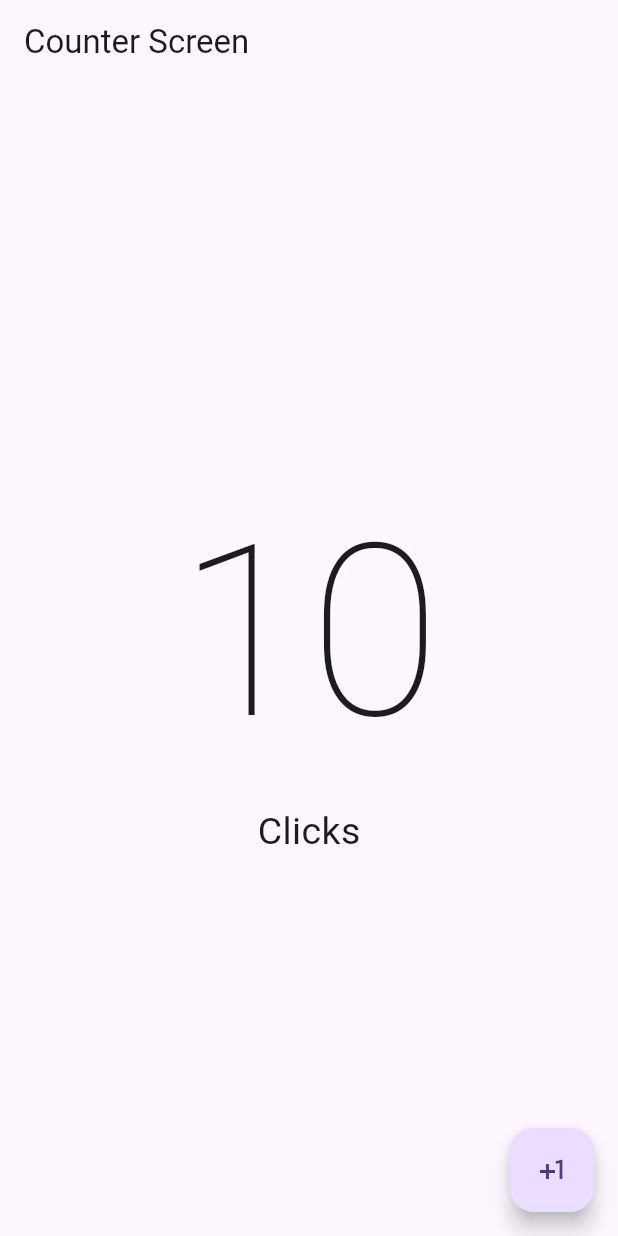
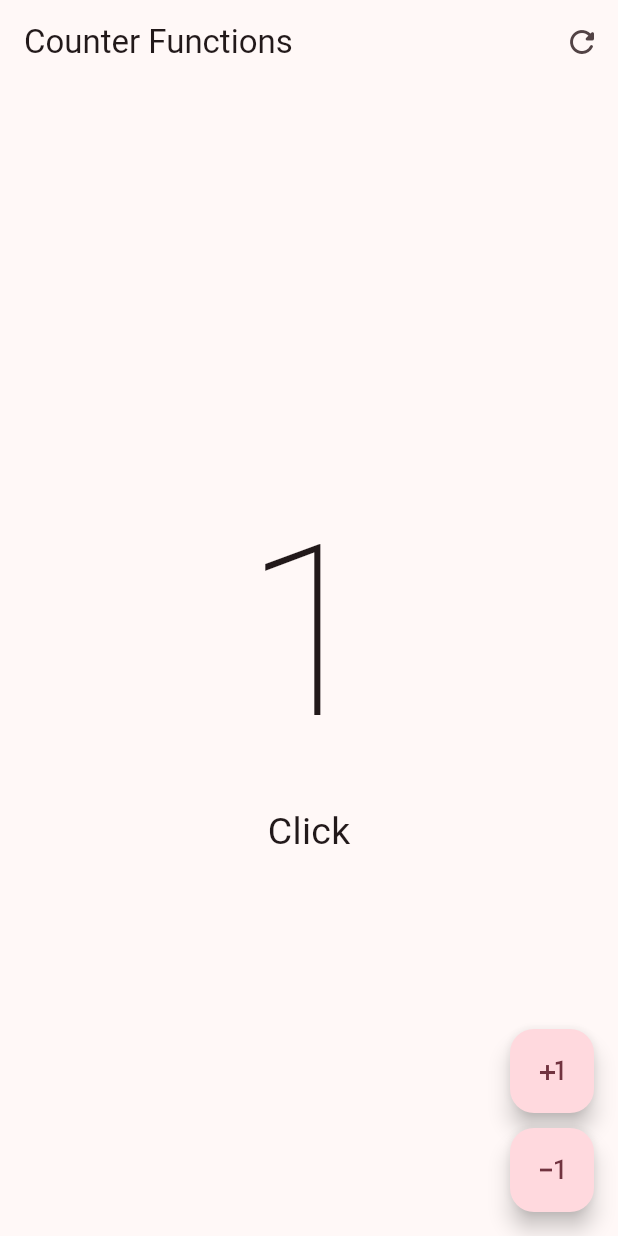
Before and after one commit to DavidAML3/FlutterCourse, a Flutter app: the screen it shows after launch, after a tap on the "plus one" icon, on a phone screen of 412 x 824 dp. Run offline on Flutter 3.47's test engine with Material 3 defaults, Android fonts, the phone set to English and light mode, and no system bars.

Commit message:
Working in the counter app, in hello_world_app

```diff
--- a/hello_world_app/lib/main.dart
+++ b/hello_world_app/lib/main.dart
@@ -1,4 +1,5 @@
 import 'package:flutter/material.dart';
+import 'package:hello_world_app/presentation/screens/counter/counter_functions_screens.dart';
 import 'package:hello_world_app/presentation/screens/counter/counter_screen.dart';
 
 void main() {
@@ -11,11 +12,8 @@ class MyApp extends StatelessWidget {
   @override
   Widget build(BuildContext context) {
     return MaterialApp(
-      debugShowCheckedModeBanner: false,
-      theme: ThemeData(
-        useMaterial3: true
-      ),
-      home: const CounterScreen()
-    );
+        debugShowCheckedModeBanner: false,
+        theme: ThemeData(useMaterial3: true, colorSchemeSeed: Colors.pink),
+        home: const CounterFunctionsScreen());
   }
 }
--- /dev/null
+++ b/hello_world_app/lib/presentation/screens/counter/counter_functions_screens.dart
@@ -0,0 +1,65 @@
+import 'package:flutter/material.dart';
+
+class CounterFunctionsScreen extends StatefulWidget {
+  const CounterFunctionsScreen({super.key});
+
+  @override
+  State<CounterFunctionsScreen> createState() => _CounterFunctionsScreenState();
+}
+
+class _CounterFunctionsScreenState extends State<CounterFunctionsScreen> {
+  int clickCounter = 0;
+
+  @override
+  Widget build(BuildContext context) {
+    return Scaffold(
+        appBar: AppBar(
+          title: const Text('Counter Functions'),
+          actions: [
+            IconButton(
+                icon: const Icon(Icons.refresh_rounded),
+                onPressed: () {
+                  setState(() {
+                    clickCounter = 0;
+                  });
+                })
+          ],
+        ),
+        body: Center(
+          child: Column(
+            mainAxisAlignment: MainAxisAlignment.center,
+            children: [
+              Text(
+                '$clickCounter',
+                style:
+                    const TextStyle(fontSize: 160, fontWeight: FontWeight.w100),
+              ),
+              Text(clickCounter != 1 ? 'Clicks' : 'Click',
+                  style: const TextStyle(fontSize: 25))
+            ],
+          ),
+        ),
+        floatingActionButton: Column(
+          mainAxisAlignment: MainAxisAlignment.end,
+          children: [
+            FloatingActionButton(
+              onPressed: () {
+                setState(() {
+                  clickCounter++;
+                });
+              },
+              child: const Icon(Icons.plus_one),
+            ),
+            const SizedBox(height: 10),
+            FloatingActionButton(
+              onPressed: () {
+                setState(() {
+                  clickCounter--;
+                });
+              },
+              child: const Icon(Icons.exposure_minus_1_outlined),
+            ),
+          ],
+        ));
+  }
+}
--- a/hello_world_app/lib/presentation/screens/counter/counter_screen.dart
+++ b/hello_world_app/lib/presentation/screens/counter/counter_screen.dart
@@ -1,7 +1,14 @@
 import 'package:flutter/material.dart';
 
-class CounterScreen extends StatelessWidget {
+class CounterScreen extends StatefulWidget {
   const CounterScreen({super.key});
+
+  @override
+  State<CounterScreen> createState() => _CounterScreenState();
+}
+
+class _CounterScreenState extends State<CounterScreen> {
+  int clickCounter = 0;
 
   @override
   Widget build(BuildContext context) {
@@ -9,18 +16,25 @@ class CounterScreen extends StatelessWidget {
       appBar: AppBar(
         title: const Text('Counter Screen'),
       ),
-      body: const Center(
+      body: Center(
         child: Column(
           mainAxisAlignment: MainAxisAlignment.center,
           children: [
-            Text('10', style: TextStyle(fontSize: 160, fontWeight: FontWeight.w100),),
-            Text('Clicks', style: TextStyle(fontSize: 25))
+            Text(
+              '$clickCounter',
+              style:
+                  const TextStyle(fontSize: 160, fontWeight: FontWeight.w100),
+            ),
+            Text(clickCounter != 1 ? 'Clicks' : 'Click',
+                style: const TextStyle(fontSize: 25))
           ],
         ),
       ),
       floatingActionButton: FloatingActionButton(
         onPressed: () {
-
+          setState(() {
+            clickCounter++;
+          });
         },
         child: const Icon(Icons.plus_one),
       ),
```
